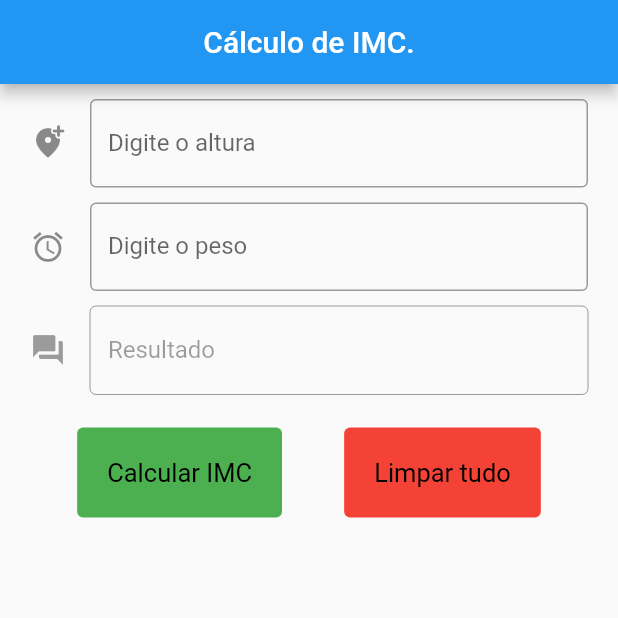
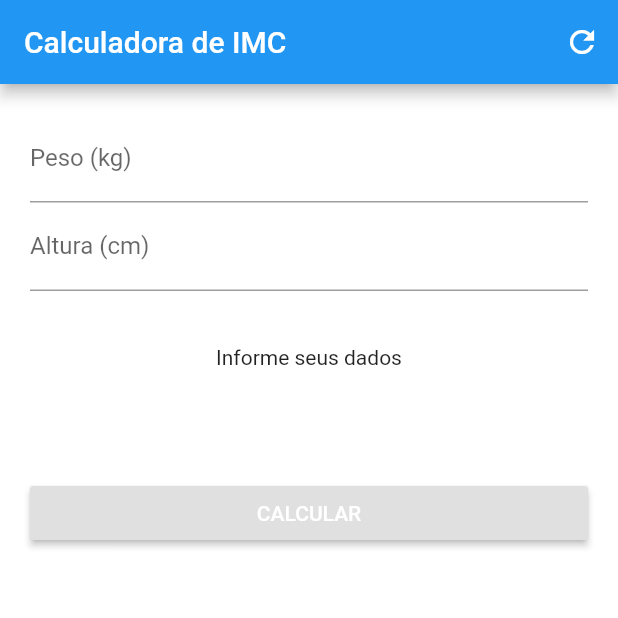
Before and after one commit to SebastiaoRegiSilva/cal-IMC-mobile, a Flutter app: the screen it shows after launch, on a phone screen of 412 x 824 dp, the top half of it. Run offline on Flutter 3.47's test engine with Material 2 defaults, Android fonts, the phone set to English and light mode, and no system bars.

Commit message:
Corrigir acompanhando o passo-a-passo.

```diff
--- a/lib/main.dart
+++ b/lib/main.dart
@@ -1,142 +1,127 @@
 import 'package:flutter/material.dart';
-import 'dart:convert';
 
-void main() => runApp(MyApp());
+void main() => runApp(
+      MaterialApp(
+        home: Home(),
+        debugShowCheckedModeBanner: false,
+      ),
+    );
 
-class MyApp extends StatelessWidget {
-  // This widget is the root of your application.
+class Home extends StatefulWidget {
   @override
-  Widget build(BuildContext context) {
-    return MaterialApp(
-      // Application name
-      title: 'Flutter Stateful Clicker Counter',
-      theme: ThemeData(
-        primarySwatch: Colors.blue,
-      ),
-      home: MyHomePage(title: 'Cálculo de IMC.'),
-    );
-  }
+  _HomeState createState() => _HomeState();
 }
 
-class MyHomePage extends StatefulWidget {
-  const MyHomePage({Key? key, required this.title}) : super(key: key);
+class _HomeState extends State<Home> {
+  GlobalKey<FormState> _formKey = GlobalKey<FormState>();
 
-  final String title;
+  TextEditingController _weightController = TextEditingController();
+  TextEditingController _heightController = TextEditingController();
+  String _result;
 
   @override
-  _MyHomePageState createState() => _MyHomePageState();
-}
-
-class _MyHomePageState extends State<MyHomePage> {
-  TextEditingController _peso = TextEditingController();
-  TextEditingController _altura = TextEditingController();
-  TextEditingController _resultado = TextEditingController();
-
-  void calcImc() {
-    double peso = double.parse(_peso.text);
-    double altura = double.parse(_altura.text) / 100.0;
-    double imc = peso / (altura * altura);
-
-    setState(() {
-      _resultado.text = "IMC = ${imc.toStringAsPrecision(2)}\n";
-      // Depois substituir por um switch case.
-      if (imc < 18.5)
-        _resultado.text += "Abaixo do peso ideal.";
-      else if (imc < 25.0)
-        _resultado.text += "Peso ideal.";
-      else if (imc < 30.0)
-        _resultado.text += "Acima do peso ideal.";
-      else
-        _resultado.text += "Obeso.";
-    });
+  void initState() {
+    super.initState();
+    resetFields();
   }
 
-  void _limpar() {
+  void resetFields() {
+    _weightController.text = '';
+    _heightController.text = '';
     setState(() {
-      _peso.text = "";
-      _altura.text = "";
-
-      _resultado.text = 'Informe seus dados!';
+      _result = 'Informe seus dados';
     });
   }
 
   @override
   Widget build(BuildContext context) {
-    return Scaffold(
-      appBar: AppBar(
-        title: Center(child: Text(widget.title)),
-      ),
-      body: SingleChildScrollView(
-        child: Center(
-          child: Column(
-            children: <Widget>[
-              Padding(
-                padding: EdgeInsets.fromLTRB(20, 10, 20, 0),
-                child: TextField(
-                    controller: _altura,
-                    decoration: InputDecoration(
-                      icon: Icon(Icons.add_location_alt_rounded),
-                      border: OutlineInputBorder(),
-                      labelText: "Digite o altura",
-                    )),
-              ),
-              Padding(
-                padding: EdgeInsets.fromLTRB(20, 10, 20, 0),
-                child: TextField(
-                    controller: _peso,
-                    decoration: InputDecoration(
-                      icon: Icon(Icons.access_alarms_outlined),
-                      border: OutlineInputBorder(),
-                      labelText: "Digite o peso",
-                    )),
-              ),
-              Padding(
-                padding: EdgeInsets.fromLTRB(20, 10, 20, 0),
-                child: TextField(
-                    maxLength: 11,
-                    enabled: false,
-                    decoration: InputDecoration(
-                      icon: Icon(Icons.question_answer),
-                      border: OutlineInputBorder(),
-                      labelText: "Resultado",
-                    )),
-              ),
-              Row(mainAxisAlignment: MainAxisAlignment.spaceEvenly, children: <Widget>[
-                Padding(
-                  padding: EdgeInsets.fromLTRB(20, 0, 5, 20),
-                  child: TextButton(
-                    style: TextButton.styleFrom(
-                      backgroundColor: Colors.green,
-                      primary: Colors.black,
-                      padding: EdgeInsets.all(20.0),
-                      textStyle: TextStyle(fontSize: 17),
-                    ),
-                    onPressed: () {
-                      calcImc();
-                    },
-                    child: Text('Calcular IMC'),
-                  ),
-                ),
-                Padding(
-                  padding: EdgeInsets.fromLTRB(5, 0, 20, 20),
-                  child: TextButton(
-                    style: TextButton.styleFrom(
-                      backgroundColor: Colors.red,
-                      primary: Colors.black,
-                      padding: EdgeInsets.all(20.0),
-                      textStyle: TextStyle(fontSize: 17),
-                    ),
-                    onPressed: () {
-                      _limpar();
-                    },
-                    child: Text("Limpar tudo"),
-                  ),
-                ),
-              ]),
-            ],
-          ),
-        ),
+    return Scaffold(appBar: buildAppBar(), backgroundColor: Colors.white, body: SingleChildScrollView(padding: EdgeInsets.all(20.0), child: buildForm()));
+  }
+
+  AppBar buildAppBar() {
+    return AppBar(
+      title: Text('Calculadora de IMC'),
+      backgroundColor: Colors.blue,
+      actions: <Widget>[
+        IconButton(
+          icon: Icon(Icons.refresh),
+          onPressed: () {
+            resetFields();
+          },
+        )
+      ],
+    );
+  }
+
+  Form buildForm() {
+    return Form(
+      key: _formKey,
+      child: Column(
+        crossAxisAlignment: CrossAxisAlignment.stretch,
+        children: <Widget>[
+          buildTextFormField(label: "Peso (kg)", error: "Insira seu peso!", controller: _weightController),
+          buildTextFormField(label: "Altura (cm)", error: "Insira uma altura!", controller: _heightController),
+          buildTextResult(),
+          buildCalculateButton(),
+        ],
       ),
     );
   }
+
+  void calculateImc() {
+    double weight = double.parse(_weightController.text);
+    double height = double.parse(_heightController.text) / 100.0;
+    double imc = weight / (height * height);
+
+    setState(() {
+      _result = "IMC = ${imc.toStringAsPrecision(2)}\n";
+      if (imc < 18.6)
+        _result += "Abaixo do peso";
+      else if (imc < 25.0)
+        _result += "Peso ideal";
+      else if (imc < 30.0)
+        _result += "Levemente acima do peso";
+      else if (imc < 35.0)
+        _result += "Obesidade Grau I";
+      else if (imc < 40.0)
+        _result += "Obesidade Grau II";
+      else
+        _result += "Obesidade Grau IIII";
+    });
+  }
+
+  Widget buildCalculateButton() {
+    return Padding(
+      padding: EdgeInsets.symmetric(vertical: 36.0),
+      child: RaisedButton(
+        onPressed: () {
+          if (_formKey.currentState.validate()) {
+            calculateImc();
+          }
+        },
+        child: Text('CALCULAR', style: TextStyle(color: Colors.white)),
+      ),
+    );
+  }
+
+  Widget buildTextResult() {
+    return Padding(
+      padding: EdgeInsets.symmetric(vertical: 36.0),
+      child: Text(
+        _result,
+        textAlign: TextAlign.center,
+      ),
+    );
+  }
+
+  Widget buildTextFormField({TextEditingController controller, String error, String label}) {
+    return TextFormField(
+      keyboardType: TextInputType.number,
+      decoration: InputDecoration(labelText: label),
+      controller: controller,
+      validator: (text) {
+        return text.isEmpty ? error : null;
+      },
+    );
+  }
 }
```
